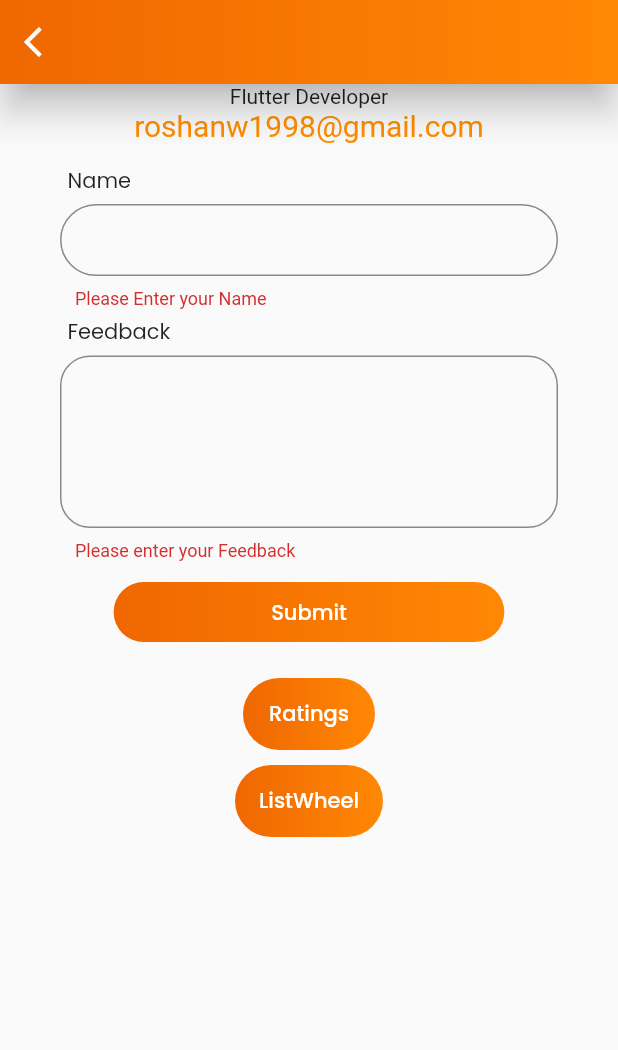
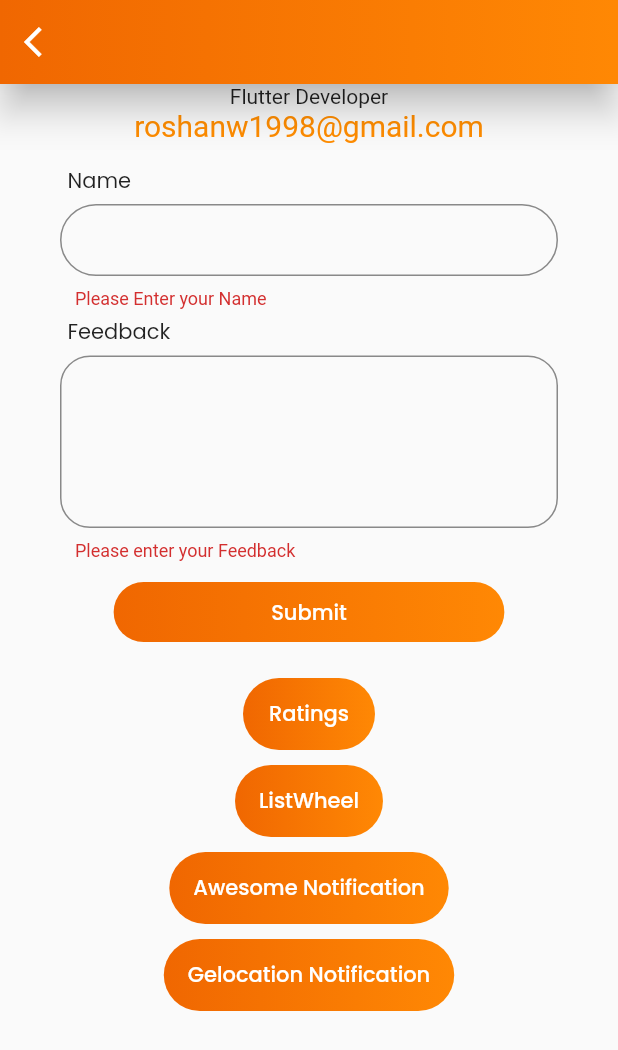
Before and after one commit to roshan1960701/Aarti_sangraha, a Flutter app: the aboutUs_view screen opened directly, on a phone screen of 412 x 824 dp. Shown: the top 1050 px of the screen. Run offline on Flutter 3.47's test engine with Material 2 defaults, Android fonts, the phone set to English and light mode, and no system bars; our stand-ins replace audioplayers, cloud_firestore, connectivity, email_validator, firebase_analytics, firebase_auth and 11 more; missing offline and left inert: rate_my_app, translator; accounts and stored records are empty.

```diff
--- a/lib/Screens/aboutUs_view.dart
+++ b/lib/Screens/aboutUs_view.dart
@@ -1,4 +1,5 @@
 import 'dart:io';
+import 'package:aarti_sangraha/Screens/customNotification.dart';
 import 'package:aarti_sangraha/Screens/home_view.dart';
 import 'package:aarti_sangraha/Screens/listWheel.dart';
 import 'package:aarti_sangraha/Widgets/customRatings.dart';
@@ -8,6 +9,7 @@ import 'package:progress_dialog/progress_dialog.dart';
 import 'package:url_launcher/url_launcher.dart';
 import 'package:google_fonts/google_fonts.dart';
 import 'package:rate_my_app/rate_my_app.dart';
+import 'package:aarti_sangraha/Screens/backGeolocation.dart';
 
 class aboutUs_view extends StatefulWidget {
   aboutUs_view({Key key}) : super(key: key);
@@ -482,6 +484,64 @@ class _aboutUs_viewState extends State<aboutUs_view> {
                                           fontStyle: FontStyle.normal),
                                     )),
                               ),
+                            ),
+                            Padding(
+                              padding: EdgeInsets.only(
+                                  top: 10.0, left: 20.0, right: 20.0),
+                              child: Container(
+                                decoration: BoxDecoration(
+                                  shape: BoxShape.rectangle,
+                                  borderRadius: BorderRadius.circular(100.0),
+                                  gradient: LinearGradient(colors: [
+                                    Color(0xFFF06701),
+                                    Color(0xFFFF8804)
+                                  ]),
+                                ),
+                                child: FlatButton(
+                                    onPressed: () {
+                                      Navigator.push(
+                                          context,
+                                          MaterialPageRoute(
+                                              builder: (context) =>
+                                                  customNotification()));
+                                    },
+                                    child: Text(
+                                      "Awesome Notification",
+                                      style: GoogleFonts.poppins(
+                                          color: Colors.white,
+                                          fontSize: 14.0,
+                                          fontStyle: FontStyle.normal),
+                                    )),
+                              ),
+                            ),
+                            Padding(
+                              padding: EdgeInsets.only(
+                                  top: 10.0, left: 20.0, right: 20.0),
+                              child: Container(
+                                decoration: BoxDecoration(
+                                  shape: BoxShape.rectangle,
+                                  borderRadius: BorderRadius.circular(100.0),
+                                  gradient: LinearGradient(colors: [
+                                    Color(0xFFF06701),
+                                    Color(0xFFFF8804)
+                                  ]),
+                                ),
+                                child: FlatButton(
+                                    onPressed: () {
+                                      Navigator.push(
+                                          context,
+                                          MaterialPageRoute(
+                                              builder: (context) =>
+                                                  backGeolocation()));
+                                    },
+                                    child: Text(
+                                      "Gelocation Notification",
+                                      style: GoogleFonts.poppins(
+                                          color: Colors.white,
+                                          fontSize: 14.0,
+                                          fontStyle: FontStyle.normal),
+                                    )),
+                              ),
                             )
                           ],
                         ),
--- a/lib/Screens/onboarding_view.dart
+++ b/lib/Screens/onboarding_view.dart
@@ -1,5 +1,6 @@
 import 'package:aarti_sangraha/Model/sliderModel.dart';
 import 'package:aarti_sangraha/Screens/registration_view.dart';
+import 'package:firebase_analytics/firebase_analytics.dart';
 import 'package:flutter/material.dart';
 import 'package:aarti_sangraha/sliderTile.dart';
 
@@ -31,6 +32,7 @@ class _onboarding_viewState extends State<onboarding_view> {
   void initState() {
     mySLides = getSlides();
     controller = new PageController();
+    FirebaseAnalytics().setCurrentScreen(screenName: "OnboardingScreen");
     super.initState();
   }
 
--- a/lib/Screens/registration_view.dart
+++ b/lib/Screens/registration_view.dart
@@ -11,6 +11,7 @@ import 'package:cloud_firestore/cloud_firestore.dart';
 import 'package:firebase_core/firebase_core.dart';
 import 'package:google_sign_in/google_sign_in.dart';
 import 'package:shared_preferences/shared_preferences.dart';
+import 'package:firebase_analytics/firebase_analytics.dart';
 
 class registration_view extends StatefulWidget {
   registration_view({Key key}) : super(key: key);
@@ -43,6 +44,7 @@ class _registration_viewState extends State<registration_view> {
     Future.delayed(Duration.zero, () {
       util.checkConnectivity(context);
     });
+    FirebaseAnalytics().setCurrentScreen(screenName: "RegisterScreen");
     super.initState();
   }
 
@@ -239,6 +241,7 @@ class _registration_viewState extends State<registration_view> {
           "Inserted_date": insertedDate
         }).then((value) async {
           userID = value.id;
+          FirebaseAnalytics().setUserId(value.id);
           SharedPreferences googleUid = await SharedPreferences.getInstance();
           googleUid.setString('userId', userID);
         }).catchError((onError) async {
@@ -266,6 +269,7 @@ class _registration_viewState extends State<registration_view> {
           progressDialog.hide().whenComplete(() async {
             SharedPreferences googleUid = await SharedPreferences.getInstance();
             googleUid.setString('userId', userID);
+            FirebaseAnalytics().setUserId(userID);
             Navigator.of(context).pushReplacement(
                 MaterialPageRoute(builder: (context) => home_view()));
           });
@@ -294,6 +298,7 @@ class _registration_viewState extends State<registration_view> {
                   Future.delayed(Duration(seconds: 2)).then((value) {
                     progressDialog.hide().whenComplete(() async {
                       userID = userDocId;
+
                       SharedPreferences googleUid =
                           await SharedPreferences.getInstance();
                       googleUid.setString('userId', userID);
--- a/lib/Screens/specificAarti_view.dart
+++ b/lib/Screens/specificAarti_view.dart
@@ -6,6 +6,7 @@ import 'package:share/share.dart';
 import 'package:audioplayers/audioplayers.dart';
 import 'package:audioplayers/audio_cache.dart';
 import 'package:shared_preferences/shared_preferences.dart';
+import 'package:firebase_analytics/firebase_analytics.dart';
 
 class specificAarti_view extends StatefulWidget {
   var id;
@@ -45,6 +46,7 @@ class _specificAarti_viewState extends State<specificAarti_view> {
     Future.delayed(Duration.zero, () {
       util.checkConnectivity(context);
     });
+    FirebaseAnalytics().setCurrentScreen(screenName: "SpecificAartiScreen");
     getSpecificAarti();
     initPlayer();
     checkIsFavourite();
@@ -232,6 +234,9 @@ class _specificAarti_viewState extends State<specificAarti_view> {
                       util.checkConnectivity(context);
                     });
                     await advancedPlayer.play('$mp3');
+                    FirebaseAnalytics().setUserProperty(
+                        name: "Aarti_played", value: "$name_marathi");
+                    FirebaseAnalytics().logEvent(name: 'Aarti_played',parameters:{"name":name_marathi});
                     isPlaying = false;
                   } else if (!isPlaying) {
                     await advancedPlayer.pause();
--- a/lib/main.dart
+++ b/lib/main.dart
@@ -5,6 +5,8 @@ import 'package:flutter/material.dart';
 import 'package:firebase_core/firebase_core.dart';
 import 'package:shared_preferences/shared_preferences.dart';
 import 'package:flutter/services.dart';
+import 'package:firebase_analytics/firebase_analytics.dart';
+import 'package:firebase_analytics/observer.dart';
 
 Widget defaultWidget;
 
@@ -26,10 +28,12 @@ void main() async {
 class myApp extends StatelessWidget {
   @override
   Widget build(BuildContext context) {
+    FirebaseAnalytics analytics = FirebaseAnalytics();
     return MaterialApp(
       debugShowCheckedModeBanner: false,
       title: 'Aarti Sangraha',
-      home: splashScreen_view(),
+      home: /*splashScreen_view()*/ defaultWidget,
+      navigatorObservers: [FirebaseAnalyticsObserver(analytics: analytics)],
     );
   }
 }
```
Also changed, not shown: lib/Screens/home_view.dart (+14 -1 lines), pubspec.yaml (+7 -0 lines), pubspec.lock, 3 other files.
